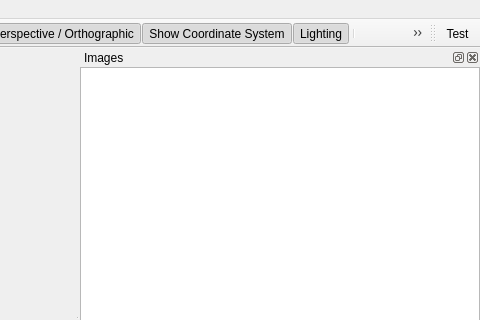
LiangliangNan/MVStudio, file MVStudio/main_window.ui: the form before one commit; both pictures show x 520 to 1000 and y 0 to 320 of the 1000 by 600 pixel window.
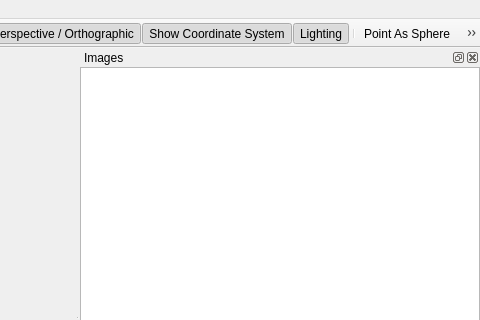
The form after the commit. Icons and pictures are not drawn. Custom widgets are drawn as their Qt base class.

```diff
--- a/MVStudio/main_window.ui
+++ b/MVStudio/main_window.ui
@@ -101,24 +101,6 @@
    <addaction name="actionIncreasePointSize"/>
    <addaction name="actionDecreasePointSize"/>
   </widget>
-  <widget class="QToolBar" name="toolBar">
-   <property name="sizePolicy">
-    <sizepolicy hsizetype="Preferred" vsizetype="Preferred">
-     <horstretch>0</horstretch>
-     <verstretch>0</verstretch>
-    </sizepolicy>
-   </property>
-   <property name="windowTitle">
-    <string>toolBar</string>
-   </property>
-   <attribute name="toolBarArea">
-    <enum>TopToolBarArea</enum>
-   </attribute>
-   <attribute name="toolBarBreak">
-    <bool>false</bool>
-   </attribute>
-   <addaction name="actionTest"/>
-  </widget>
   <widget class="QMenuBar" name="menuBar">
    <property name="geometry">
     <rect>
```
Left out of the diff: 2 changed lines with no effect on the pictures.
